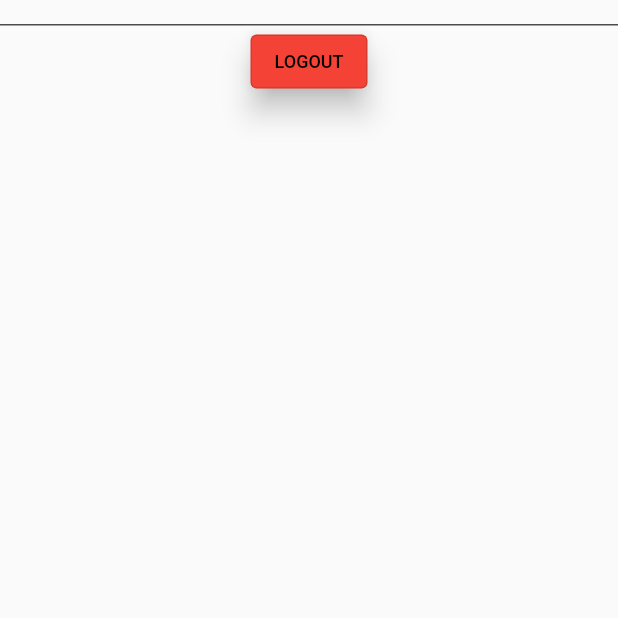
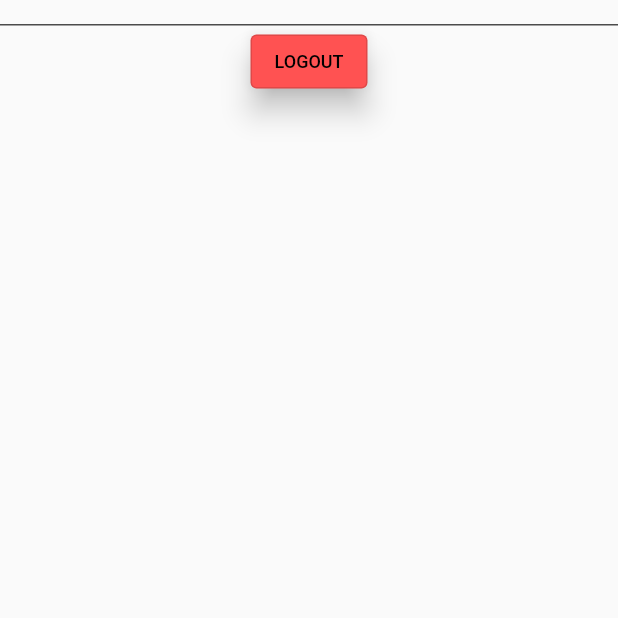
Before and after one commit to prathamskk/fragileitemtrackingapp, a Flutter app: the ProfileScreen screen opened directly, on a phone screen of 412 x 824 dp, the top half of it. Run offline on Flutter 3.47's test engine with Material 2 defaults, Android fonts, the light colour scheme and no system bars; our stand-ins replace cloud_firestore, firebase_auth, firebase_core, flutter_map, geolocator, latlong2; accounts and stored records are empty.

Commit message:
Removed top bar from Map and Profile screen

```diff
--- a/lib/screens/map_screen.dart
+++ b/lib/screens/map_screen.dart
@@ -46,11 +46,17 @@ class _MapScreenState extends State<MapScreen> {
   @override
   Widget build(BuildContext context) {
     return Scaffold(
+      appBar: AppBar(
+        toolbarHeight: 0,
+        backgroundColor: Colors.white,
+        elevation: 0,
+      ),
       body: Center(
           child: Column(
             children: [
               Center(
                 child: _position != null ? Text('Current Location: ' + _position.toString()) : Text('No Location Data'),
+
               ),
               Flexible(
                   child: FlutterMap(
--- a/lib/screens/profile_screen.dart
+++ b/lib/screens/profile_screen.dart
@@ -18,6 +18,11 @@ class _ProfileScreenState extends State<ProfileScreen> {
   Widget build(BuildContext context) {
     final UserModel? user = Provider.of<UserProvider>(context).getUser;
     return Scaffold(
+      appBar: AppBar(
+        toolbarHeight: 0,
+        backgroundColor: Colors.white,
+        elevation: 0,
+      ),
       body: Center(
           child: Column(
             children: <Widget>[
@@ -36,8 +41,8 @@ class _ProfileScreenState extends State<ProfileScreen> {
                         children: <Widget>[
                           OutlinedButton(
                             style: OutlinedButton.styleFrom(
-                              foregroundColor: Colors.amberAccent,
-                              backgroundColor: Colors.red,
+                              foregroundColor: Colors.white,
+                              backgroundColor: Colors.redAccent,
                               elevation: 8,
                               shadowColor: Colors.black,
                             ),
```
Also changed, not shown: lib/screens/home_screen.dart (+7 -5 lines), lib/screens/new_home_screen.dart (added, +32 -0 lines).
